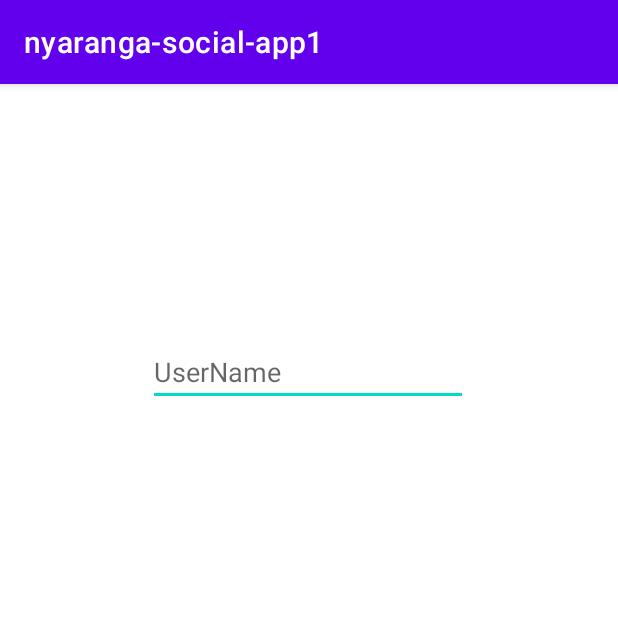
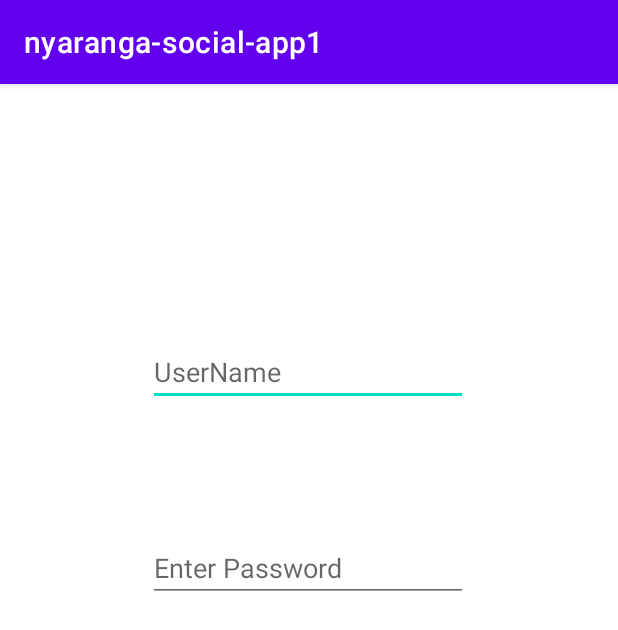
Before and after one commit to JAPHETHNYARANGA/nyaranga-social-app, an Android app: the screen it shows after launch (MainActivity), on a phone screen of 412 x 824 dp. Shown: the top 630 px of the screen. Run offline under Robolectric (Android 15) with nearby library versions, the phone set to English and light mode, and no system bars.

Commit message:
created Second edit text

```diff
--- a/app/src/main/res/layout/activity_main.xml
+++ b/app/src/main/res/layout/activity_main.xml
@@ -20,4 +20,19 @@
         app:layout_constraintTop_toTopOf="parent"
         app:layout_constraintVertical_bias="0.234" />
 
+    <EditText
+        android:id="@+id/etPassword"
+        android:layout_width="wrap_content"
+        android:layout_height="wrap_content"
+        android:ems="10"
+        android:hint="Enter Password"
+        android:inputType="textPassword"
+        app:layout_constraintBottom_toBottomOf="parent"
+        app:layout_constraintEnd_toEndOf="parent"
+        app:layout_constraintHorizontal_bias="0.497"
+        app:layout_constraintStart_toStartOf="parent"
+        app:layout_constraintTop_toBottomOf="@+id/etUserName"
+        app:layout_constraintVertical_bias="0.168" />
+
+
 </androidx.constraintlayout.widget.ConstraintLayout>
```
